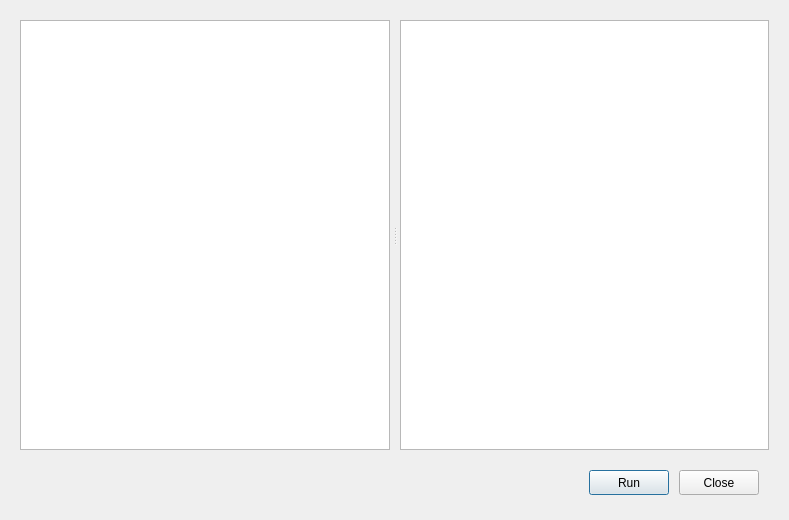
Before: the Qt Designer form TonatiuhProject/src/source/gui/scripteditordialog.ui in iat-cener/tonatiuh, drawn with Qt 5.
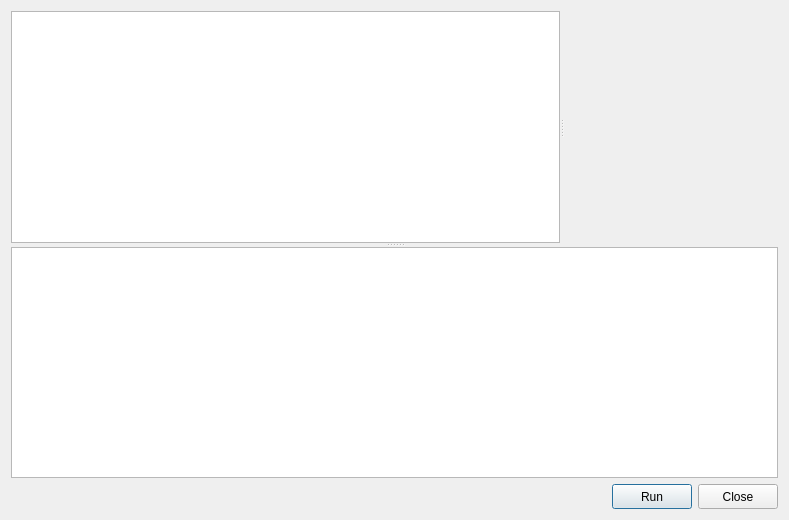
After: the same form once the commit is applied. Icons and pictures are not drawn. Custom widgets are drawn as their Qt base class.

```diff
--- a/TonatiuhProject/src/source/gui/scripteditordialog.ui
+++ b/TonatiuhProject/src/source/gui/scripteditordialog.ui
@@ -23,77 +23,46 @@
    <iconset resource="../../tonatiuh.qrc">
     <normaloff>:/icons/LogoTonatiuh.png</normaloff>:/icons/LogoTonatiuh.png</iconset>
   </property>
-  <layout class="QVBoxLayout" name="verticalLayout">
-   <property name="spacing">
-    <number>10</number>
-   </property>
-   <property name="margin">
-    <number>20</number>
-   </property>
-   <item>
-    <widget class="QWidget" name="mainWidget" native="true">
-     <layout class="QHBoxLayout" name="mainWidgetLayout" stretch="0">
-      <property name="spacing">
-       <number>10</number>
-      </property>
-      <property name="margin">
-       <number>0</number>
-      </property>
-      <item>
-       <widget class="QSplitter" name="mainSplitter">
-        <property name="orientation">
-         <enum>Qt::Horizontal</enum>
-        </property>
-        <property name="handleWidth">
-         <number>10</number>
-        </property>
-        <widget class="QWidget" name="filesWidget" native="true">
-         <layout class="QVBoxLayout" name="filesWidgetLayout">
-          <property name="spacing">
-           <number>0</number>
-          </property>
-          <property name="margin">
-           <number>0</number>
-          </property>
-          <item>
-           <widget class="QListWidget" name="filesList"/>
-          </item>
-         </layout>
-        </widget>
-        <widget class="QWidget" name="codeWidget" native="true">
-         <layout class="QVBoxLayout" name="codeWidgetLayout">
-          <property name="spacing">
-           <number>0</number>
-          </property>
-          <property name="margin">
-           <number>0</number>
-          </property>
-          <item>
-           <widget class="CodeEditor" name="codeEditor"/>
-          </item>
-         </layout>
-        </widget>
-       </widget>
-      </item>
-     </layout>
-    </widget>
-   </item>
-   <item>
-    <widget class="QWidget" name="widget" native="true">
+  <layout class="QGridLayout" name="gridLayout">
+   <item row="2" column="1">
+    <widget class="QPushButton" name="runButton">
+     <property name="minimumSize">
+      <size>
+       <width>0</width>
+       <height>25</height>
+      </size>
+     </property>
+     <property name="maximumSize">
+      <size>
+       <width>16777215</width>
+       <height>25</height>
+      </size>
+     </property>
+     <property name="text">
+      <string>Run</string>
+     </property>
+    </widget>
+   </item>
+   <item row="2" column="2">
+    <widget class="QPushButton" name="closeButton">
+     <property name="minimumSize">
+      <size>
+       <width>0</width>
+       <height>25</height>
+      </size>
+     </property>
      <property name="maximumSize">
       <size>
        <width>16777215</width>
-       <height>40</height>
+       <height>25</height>
       </size>
      </property>
-     <layout class="QHBoxLayout" name="horizontalLayout">
-      <property name="spacing">
-       <number>10</number>
-      </property>
-      <property name="margin">
-       <number>10</number>
-      </property>
-      <item>
+     <property name="text">
+      <string>Close</string>
+     </property>
+    </widget>
+   </item>
+   <item row="2" column="0">
        <spacer name="horizontalSpacer">
         <property name="orientation">
          <enum>Qt::Horizontal</enum>
@@ -106,54 +75,35 @@
         </property>
        </spacer>
       </item>
-      <item>
-       <widget class="QPushButton" name="runButton">
-        <property name="minimumSize">
-         <size>
-          <width>0</width>
-          <height>25</height>
-         </size>
-        </property>
-        <property name="maximumSize">
-         <size>
-          <width>16777215</width>
-          <height>25</height>
-         </size>
-        </property>
-        <property name="text">
-         <string>Run</string>
-        </property>
-       </widget>
-      </item>
+   <item row="1" column="0" colspan="3">
+    <widget class="QSplitter" name="dialogVSplitter">
+     <property name="orientation">
+      <enum>Qt::Vertical</enum>
+     </property>
+     <widget class="QWidget" name="mainWidget" native="true">
+      <layout class="QHBoxLayout" name="horizontalLayout">
       <item>
-       <widget class="QPushButton" name="closeButton">
-        <property name="minimumSize">
-         <size>
-          <width>0</width>
-          <height>25</height>
-         </size>
-        </property>
-        <property name="maximumSize">
-         <size>
-          <width>16777215</width>
-          <height>25</height>
-         </size>
-        </property>
-        <property name="text">
-         <string>Close</string>
-        </property>
+        <widget class="QSplitter" name="mainSplitter">
+         <property name="orientation">
+          <enum>Qt::Horizontal</enum>
+         </property>
+         <widget class="QTreeView" name="fileTree"/>
+         <widget class="CodeEditorWidget" name="codeEditorWidget" native="true"/>
        </widget>
       </item>
      </layout>
+     </widget>
+     <widget class="QPlainTextEdit" name="logWidget"/>
     </widget>
    </item>
   </layout>
  </widget>
  <customwidgets>
   <customwidget>
-   <class>CodeEditor</class>
-   <extends>QPlainTextEdit</extends>
-   <header>CodeEditor.h</header>
+   <class>CodeEditorWidget</class>
+   <extends>QWidget</extends>
+   <header>CodeEditorWidget.h</header>
+   <container>1</container>
   </customwidget>
  </customwidgets>
  <resources>
```
Lines whose indentation alone changed are shown as unchanged.
